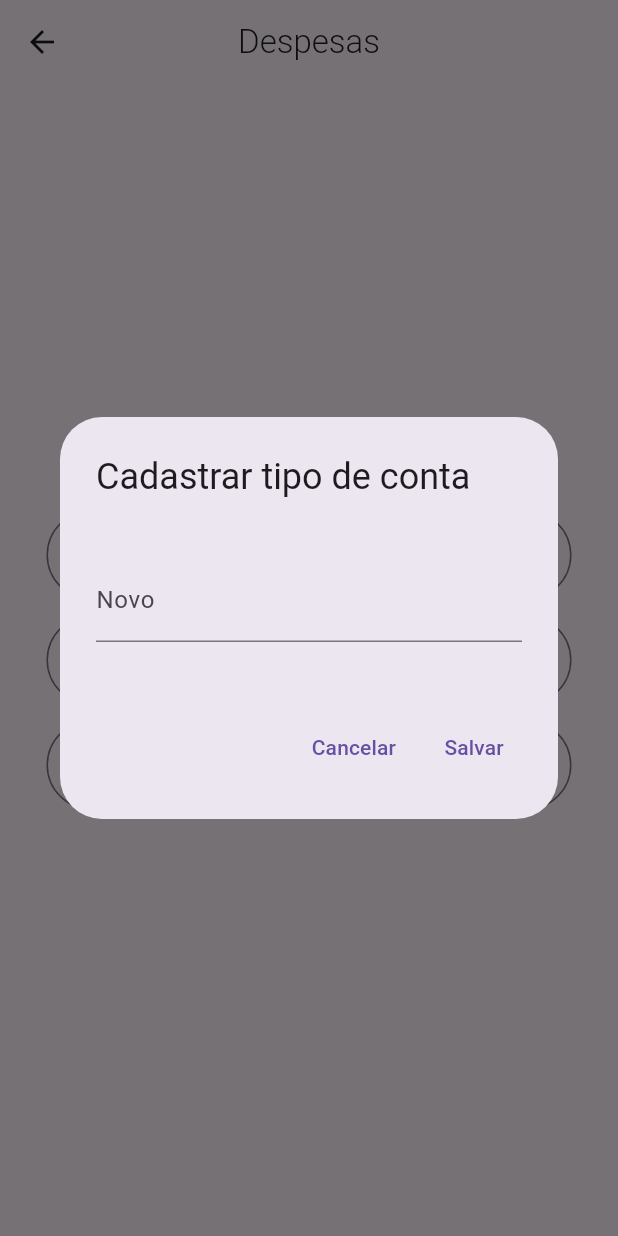
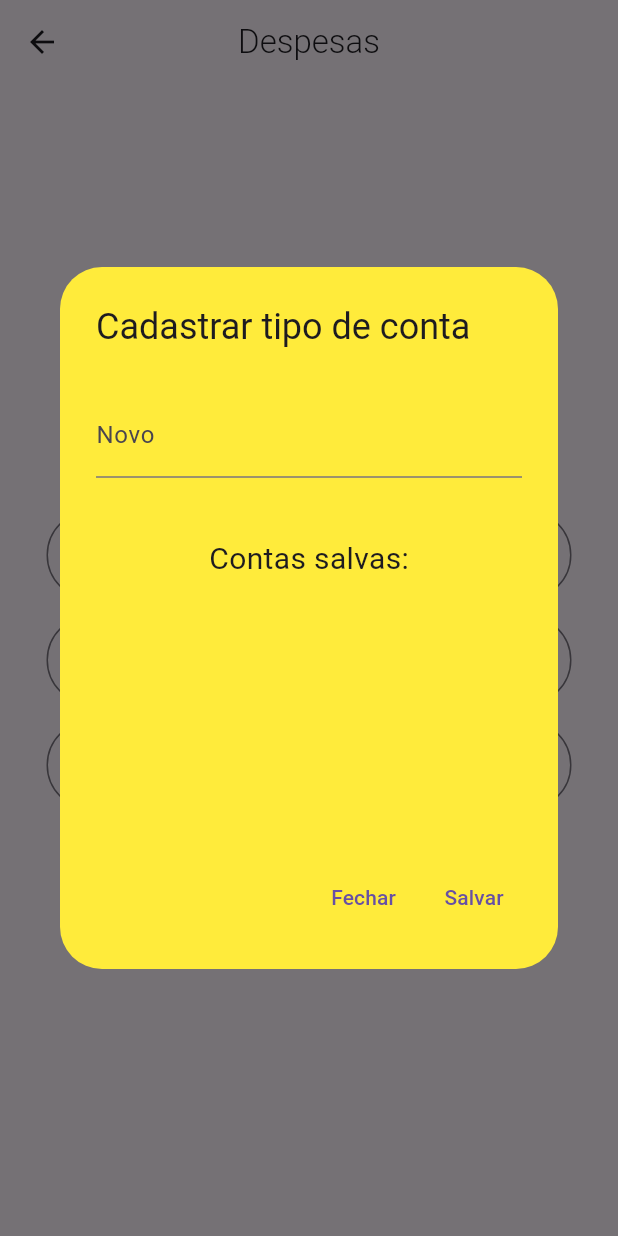
Before and after one commit to ryannestacio/decimus, a Flutter app: the DespesasScreen screen opened by its route, after a tap on "Tipos de conta", on a phone screen of 412 x 824 dp. Run offline on Flutter 3.47's test engine with Material 3 defaults, Android fonts, the phone set to English and light mode, and no system bars.

Commit message:
Feito algumas correções no botão de salvar despesas, e a mensagem de no rodapé do app só aparece realmente quando for salvo, antes estava aparecendo a mensagem mesmo sem salvar, agora a cor da caixa de diálogo do tipos de conta é na cor yellow, padrão para todos os dialogos do app

```diff
--- a/lib/screens/despesas.dart
+++ b/lib/screens/despesas.dart
@@ -35,16 +35,20 @@ class _BodyDespesasState extends State<BodyDespesas> {
   final TextEditingController _tipoConta = TextEditingController();
   final _formKey = GlobalKey<FormState>();
 
-  List<Conta> listaContas = [];
+  final List<Conta> _listaContas = [];
 
   void validacao() {
     if (_formKey.currentState!.validate()) {
       final addConta = Conta(tipoConta: _tipoConta.text);
 
       setState(() {
-        listaContas.add(addConta);
+        _listaContas.add(addConta);
         _tipoConta.clear();
       });
+
+      ScaffoldMessenger.of(
+        context,
+      ).showSnackBar(SnackBar(content: Text('Tipo de conta salvo!')));
     }
   }
 
@@ -65,8 +69,9 @@ class _BodyDespesasState extends State<BodyDespesas> {
                     builder:
                         (context) => AlertDialog(
                           title: Text('Cadastrar tipo de conta'),
+                          backgroundColor: Colors.yellow,
                           content: SizedBox(
-                            height: 100,
+                            height: 300,
                             width: 300,
                             child: Column(
                               mainAxisAlignment: MainAxisAlignment.center,
@@ -76,6 +81,8 @@ class _BodyDespesasState extends State<BodyDespesas> {
                                     key: _formKey,
                                     child: TextFormField(
                                       controller: _tipoConta,
+                                      textCapitalization:
+                                          TextCapitalization.words,
                                       decoration: InputDecoration(
                                         hintText:
                                             'Digite um novo tipo de conta...',
@@ -90,22 +97,42 @@ class _BodyDespesasState extends State<BodyDespesas> {
                                     ),
                                   ),
                                 ),
+                                SizedBox(height: 40),
+                                Text(
+                                  'Contas salvas:',
+                                  style: TextStyle(fontSize: 20),
+                                ),
+                                SizedBox(
+                                  height: 150,
+                                  child: ListView.builder(
+                                    itemCount: _listaContas.length,
+                                    itemBuilder: (context, index) {
+                                      final item = _listaContas[index];
+                                      return ListTile(
+                                        onTap: () {},
+                                        leading: Icon(Icons.attachment),
+                                        title: Text(item.tipoConta),
+                                        shape: BeveledRectangleBorder(
+                                          borderRadius: BorderRadius.circular(
+                                            5,
+                                          ),
+                                        ),
+                                      );
+                                    },
+                                  ),
+                                ),
                               ],
                             ),
                           ),
                           actions: [
                             TextButton(
                               onPressed: () => Navigator.pop(context),
-                              child: Text('Cancelar'),
+                              child: Text('Fechar'),
                             ),
                             TextButton(
                               onPressed: () {
-                                Navigator.pop(context);
-                                ScaffoldMessenger.of(context).showSnackBar(
-                                  SnackBar(
-                                    content: Text('Tipo de conta salvo!'),
-                                  ),
-                                );
+                                validacao();
+                                FocusScope.of(context).unfocus();
                               },
                               child: Text('Salvar'),
                             ),
```
